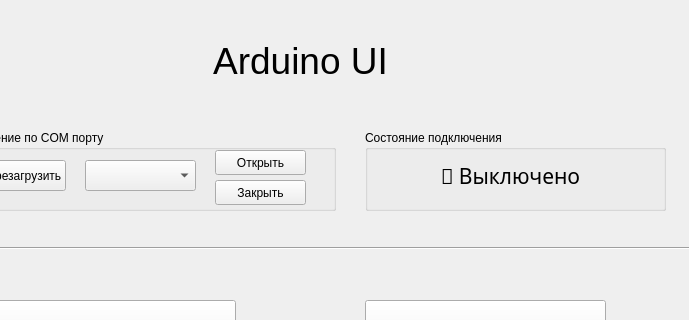
This is ai program.ui in ItMan07/AI-recognition as Qt 5 draws it before an edit; both pictures show x 85 to 774 and y 0 to 320 of the 774 by 500 pixel window. The edited form follows.
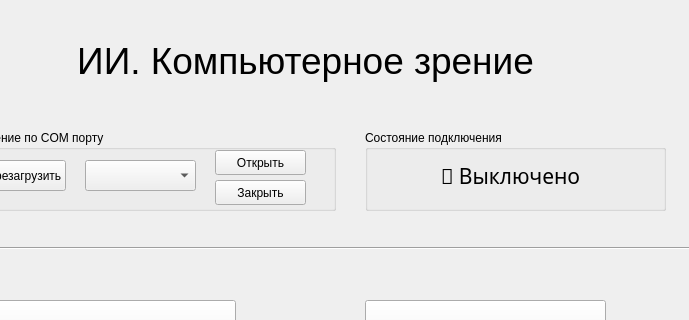
This is the edited form.

```diff
--- a/ai program.ui
+++ b/ai program.ui
@@ -170,9 +170,9 @@
    <widget class="QLabel" name="label_15">
     <property name="geometry">
      <rect>
-      <x>260</x>
+      <x>30</x>
       <y>20</y>
-      <width>251</width>
+      <width>721</width>
       <height>81</height>
      </rect>
     </property>
@@ -182,7 +182,7 @@
      </font>
     </property>
     <property name="text">
-     <string>Arduino UI</string>
+     <string>ИИ. Компьютерное зрение</string>
     </property>
     <property name="alignment">
      <set>Qt::AlignCenter</set>
```
